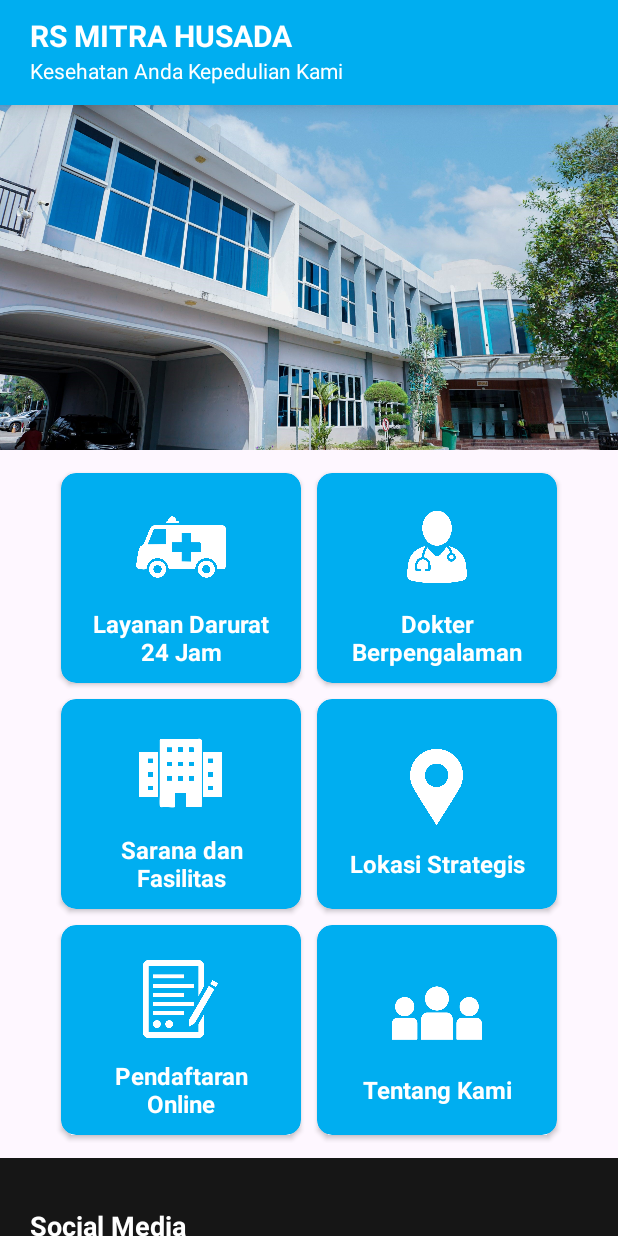
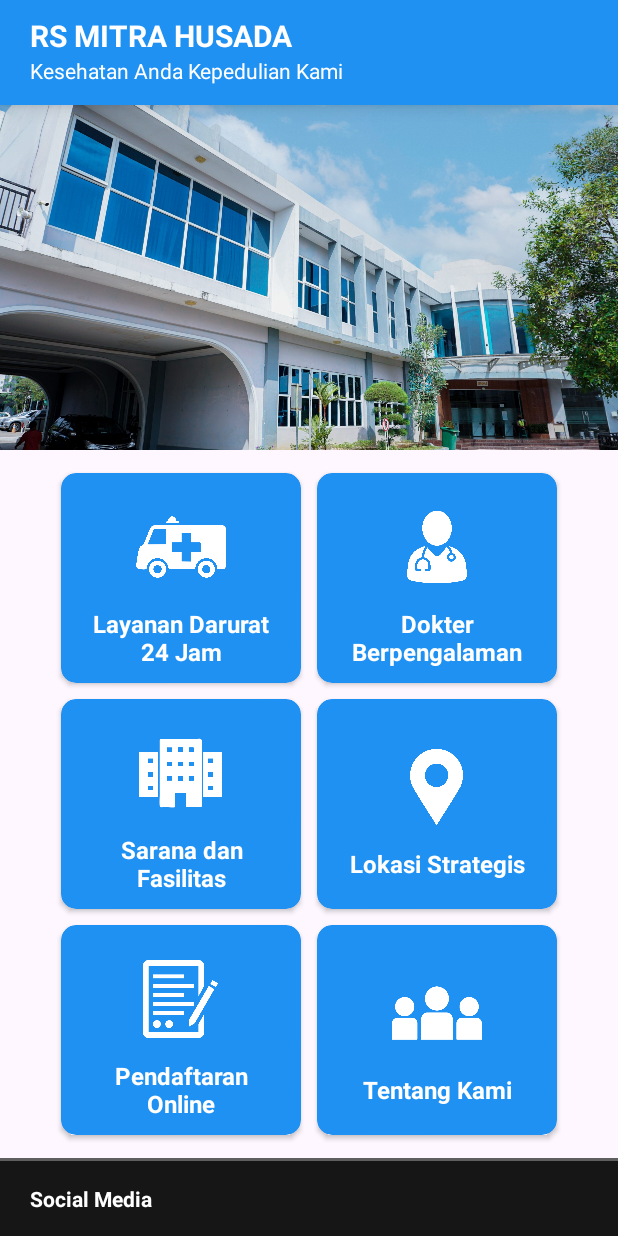
Before and after one commit to nvrakmal/RSMitraHusada, an Android app: the screen it shows after launch (MainActivity), on a phone screen of 412 x 824 dp. Run offline under Robolectric (Android 15) with nearby library versions, the phone set to English and light mode, and no system bars.

Commit message:
master: mengisi activity pendaftaran dan mengubah warna tema aplikasi

```diff
--- a/Project/app/src/main/res/drawable/ic_location.xml
+++ b/Project/app/src/main/res/drawable/ic_location.xml
@@ -1,4 +1,4 @@
-<vector android:height="24dp" android:tint="#04A1DC"
+<vector android:height="24dp" android:tint="#1f91f3"
     android:viewportHeight="24" android:viewportWidth="24"
     android:width="24dp" xmlns:android="http://schemas.android.com/apk/res/android">
     <scale android:scaleWidth="2" android:scaleHeight="2">
--- a/Project/app/src/main/res/layout/activity_dokter.xml
+++ b/Project/app/src/main/res/layout/activity_dokter.xml
@@ -10,7 +10,7 @@
         android:id="@+id/toolbar"
         android:layout_width="match_parent"
         android:layout_height="50dp"
-        android:background="#00AEF0"
+        android:background="#1f91f3"
         android:elevation="8dp"
         android:theme="@style/ThemeOverlay.AppCompat.ActionBar"
         app:contentInsetStart="0dp"
--- a/Project/app/src/main/res/layout/activity_layanan.xml
+++ b/Project/app/src/main/res/layout/activity_layanan.xml
@@ -11,7 +11,7 @@
         android:id="@+id/header"
         android:layout_width="match_parent"
         android:layout_height="50dp"
-        android:background="#00AEF0"
+        android:background="#1f91f3"
         android:elevation="8dp"
         android:orientation="horizontal">
 
--- a/Project/app/src/main/res/layout/activity_lokasi.xml
+++ b/Project/app/src/main/res/layout/activity_lokasi.xml
@@ -8,7 +8,7 @@
         android:id="@+id/header"
         android:layout_width="match_parent"
         android:layout_height="50dp"
-        android:background="#00AEF0"
+        android:background="#1f91f3"
         android:elevation="8dp"
         android:orientation="horizontal">
 
@@ -54,7 +54,7 @@
         android:id="@+id/btn_google_maps"
         android:layout_width="match_parent"
         android:layout_height="wrap_content"
-        android:background="#00AEF0"
+        android:background="#1f91f3"
         android:foreground="?android:attr/selectableItemBackground"
         android:text="Lihat di Google Maps"
         android:textSize="16sp"
--- a/Project/app/src/main/res/layout/activity_main.xml
+++ b/Project/app/src/main/res/layout/activity_main.xml
@@ -11,7 +11,7 @@
         android:id="@+id/header"
         android:layout_width="match_parent"
         android:layout_height="70dp"
-        android:background="#00AEF0"
+        android:background="#1f91f3"
         android:elevation="8dp"
         android:orientation="vertical">
 
@@ -51,7 +51,7 @@
                 android:id="@+id/linearLayout3"
                 android:layout_width="match_parent"
                 android:layout_height="230dp"
-                android:background="#00AEF0"
+                android:background="#1f91f3"
                 android:gravity="top"
                 android:orientation="vertical">
 
@@ -75,7 +75,7 @@
                     android:layout_width="160dp"
                     android:layout_height="140dp"
                     android:foreground="?android:attr/selectableItemBackground"
-                    app:cardBackgroundColor="#00AEF0"
+                    app:cardBackgroundColor="#1f91f3"
                     app:cardCornerRadius="10dp"
                     android:onClick="Layanan"
                     android:layout_margin="5dp">
@@ -109,7 +109,7 @@
                     android:layout_width="160dp"
                     android:layout_height="140dp"
                     android:foreground="?android:attr/selectableItemBackground"
-                    app:cardBackgroundColor="#00AEF0"
+                    app:cardBackgroundColor="#1f91f3"
                     app:cardCornerRadius="10dp"
                     android:onClick="Dokter"
                     android:layout_margin="5dp">
@@ -152,7 +152,7 @@
                     android:layout_width="160dp"
                     android:layout_height="140dp"
                     android:foreground="?android:attr/selectableItemBackground"
-                    app:cardBackgroundColor="#00AEF0"
+                    app:cardBackgroundColor="#1f91f3"
                     app:cardCornerRadius="10dp"
                     android:onClick="Sarana"
                     android:layout_margin="5dp">
@@ -186,7 +186,7 @@
                     android:layout_width="160dp"
                     android:layout_height="140dp"
                     android:foreground="?android:attr/selectableItemBackground"
-                    app:cardBackgroundColor="#00AEF0"
+                    app:cardBackgroundColor="#1f91f3"
                     app:cardCornerRadius="10dp"
                     android:onClick="Lokasi"
                     android:layout_margin="5dp">
@@ -200,7 +200,7 @@
                         <ImageView
                             android:layout_width="35dp"
                             android:layout_height="80dp"
-                            android:src="@drawable/location" />
+                            android:src="@drawable/ic_location_main" />
 
                         <TextView
                             android:layout_width="match_parent"
@@ -230,7 +230,7 @@
                     android:layout_width="160dp"
                     android:layout_height="140dp"
                     android:foreground="?android:attr/selectableItemBackground"
-                    app:cardBackgroundColor="#00AEF0"
+                    app:cardBackgroundColor="#1f91f3"
                     app:cardCornerRadius="10dp"
                     android:onClick="Pendaftaran"
                     android:layout_margin="5dp">
@@ -264,7 +264,7 @@
                     android:layout_width="160dp"
                     android:layout_height="140dp"
                     android:foreground="?android:attr/selectableItemBackground"
-                    app:cardBackgroundColor="#00AEF0"
+                    app:cardBackgroundColor="#1f91f3"
                     app:cardCornerRadius="10dp"
                     android:onClick="TentangKami"
                     android:layout_margin="5dp">
@@ -295,7 +295,6 @@
             </LinearLayout>
 
             <LinearLayout
-                android:paddingTop="25dp"
                 android:layout_width="match_parent"
                 android:layout_height="wrap_content"
                 android:background="#161616"
@@ -303,19 +302,21 @@
 
                 <LinearLayout
                     android:layout_width="match_parent"
-                    android:layout_height="40dp"
-                    android:gravity="left|center"
-                    android:orientation="horizontal">
+                    android:layout_height="2dp"
+                    android:background="#5f5f5f">
+                </LinearLayout>
+
                     <TextView
+                        android:paddingTop="15dp"
+                        android:paddingBottom="15dp"
                         android:layout_width="wrap_content"
                         android:layout_height="wrap_content"
                         android:gravity="left|center"
                         android:paddingLeft="20dp"
                         android:text="Social Media"
                         android:textColor="@color/white"
-                        android:textSize="18sp"
-                        android:textStyle="bold" />
-                </LinearLayout>
+                        android:textSize="14sp"
+                        android:textStyle="bold"/>
 
                 <LinearLayout
                     android:onClick="Facebook"
@@ -369,21 +370,23 @@
                 </LinearLayout>
 
                 <LinearLayout
-                    android:paddingTop="10dp"
+                    android:layout_marginTop="20dp"
                     android:layout_width="match_parent"
-                    android:layout_height="40dp"
-                    android:gravity="left|center"
-                    android:orientation="horizontal">
+                    android:layout_height="2dp"
+                    android:background="#5f5f5f">
+                </LinearLayout>
+
                     <TextView
+                        android:paddingTop="15dp"
+                        android:paddingBottom="15dp"
                         android:layout_width="wrap_content"
                         android:layout_height="wrap_content"
                         android:gravity="left|center"
                         android:paddingLeft="20dp"
                         android:text="Kontak Kami"
                         android:textColor="@color/white"
-                        android:textSize="18sp"
+                        android:textSize="14sp"
                         android:textStyle="bold" />
-                </LinearLayout>
 
                 <LinearLayout
                     android:onClick="Email"
@@ -461,10 +464,10 @@
                 </LinearLayout>
 
                 <LinearLayout
-                    android:layout_marginTop="20dp"
+                    android:layout_marginTop="60dp"
                     android:layout_width="match_parent"
                     android:layout_height="10dp"
-                    android:background="#00AEF0">
+                    android:background="#1f91f3">
                 </LinearLayout>
             </LinearLayout>
         </LinearLayout>
--- a/Project/app/src/main/res/layout/activity_sarana.xml
+++ b/Project/app/src/main/res/layout/activity_sarana.xml
@@ -11,7 +11,7 @@
         android:id="@+id/header"
         android:layout_width="match_parent"
         android:layout_height="50dp"
-        android:background="#00AEF0"
+        android:background="#1f91f3"
         android:elevation="8dp"
         android:orientation="horizontal">
 
--- a/Project/app/src/main/res/layout/activity_tentangkami.xml
+++ b/Project/app/src/main/res/layout/activity_tentangkami.xml
@@ -11,7 +11,7 @@
         android:id="@+id/header"
         android:layout_width="match_parent"
         android:layout_height="50dp"
-        android:background="#00AEF0"
+        android:background="#1f91f3"
         android:elevation="8dp"
         android:orientation="horizontal">
 
--- a/Project/app/src/main/res/values/colors.xml
+++ b/Project/app/src/main/res/values/colors.xml
@@ -8,6 +8,6 @@
     <color name="black">#FF000000</color>
     <color name="white">#FFFFFFFF</color>
     <color name="orange">#FF8C00</color>
-    <color name="custom_blue">#00AEF0</color>
-    <color name="custom_blue2">#04A1DC</color>
+    <color name="custom_blue">#1f91f3</color>
+    <color name="custom_blue2">#117dd9</color>
 </resources>
```
Also changed, not shown: Project/app/src/main/java/com/rsmitrahusada/mainmenu/Pendaftaran.java (+32 -3 lines), Project/app/src/main/res/layout/activity_pendaftaran.xml (+13 -2 lines), Project/app/src/main/res/layout/dokter_item.xml (+3 -5 lines), Project/app/src/main/res/drawable/ic_location_main.png (renamed from Project/app/src/main/res/drawable/location.png).
